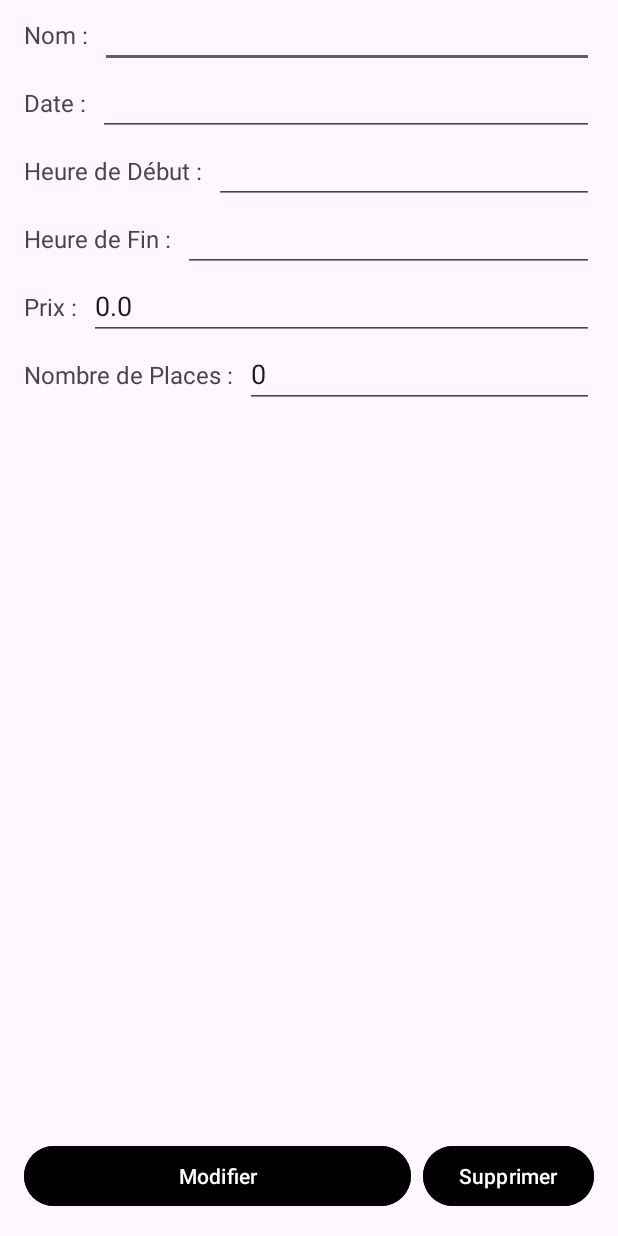
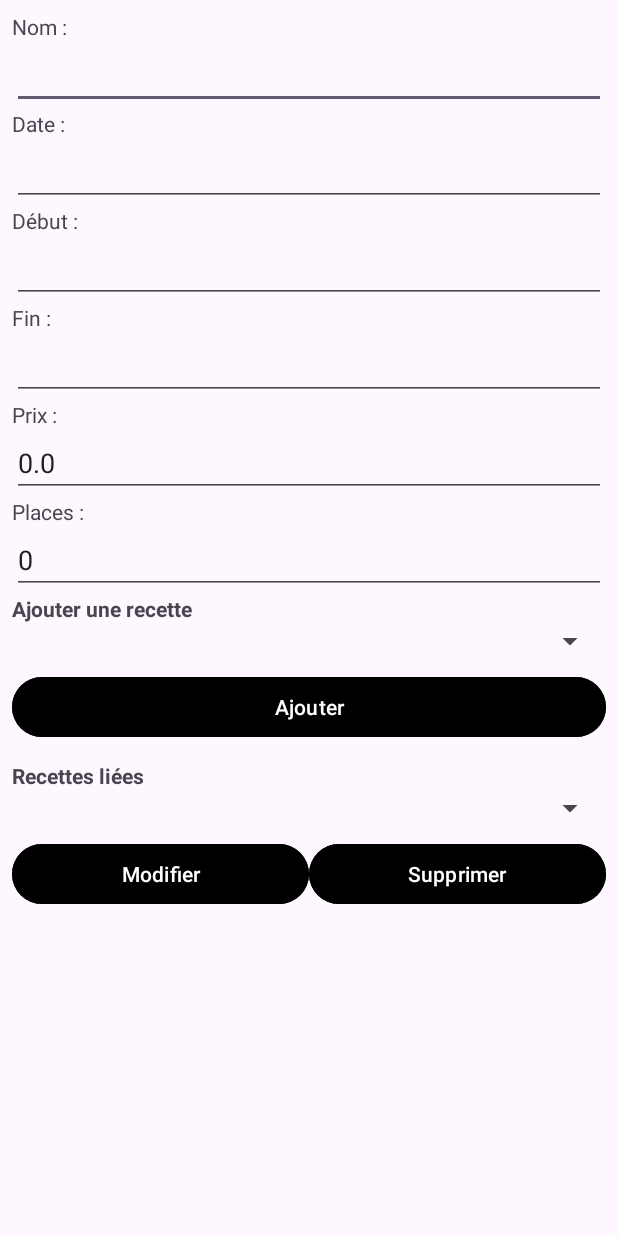
Before and after one commit to ErwanDemay/ProjetAgile_android, an Android app: the ModifierSessionActivity screen opened directly, with no data from a screen before it, on a phone screen of 412 x 824 dp. Run offline under Robolectric (Android 15) with nearby library versions, the phone set to English and light mode, and no system bars.

Commit message:
ajout de recettes a session , affichage des recettees liées a la session actuelle

```diff
--- a/app/src/main/java/com/example/projetagile/controleur/sessions/ModifierSessionActivity.java
+++ b/app/src/main/java/com/example/projetagile/controleur/sessions/ModifierSessionActivity.java
@@ -5,27 +5,39 @@ import androidx.appcompat.app.AppCompatActivity;
 import android.content.Intent;
 import android.os.Bundle;
 import android.view.View;
+import android.widget.ArrayAdapter;
 import android.widget.EditText;
 import android.widget.Button;
 import android.widget.Toast;
+import android.widget.Spinner;
 
 import com.example.projetagile.R;
+import com.example.projetagile.modele.ProposerDAO;
+import com.example.projetagile.modele.Recette;
+import com.example.projetagile.modele.RecetteDAO;
 import com.example.projetagile.modele.SessionDAO;
-import com.example.projetagile.controleur.sessions.ConsultSessionActivity;
+
+import java.util.List;
+import java.util.ArrayList;
 
 public class ModifierSessionActivity extends AppCompatActivity {
 
-    Button buttonModifier, buttonASupprimer;
+    Button buttonModifier, buttonASupprimer, buttonAjouterRecette;
     EditText editTextNom, editTextDate, editTextHeureDebut, editTextHeureFin, editTextPrix, editTextNbPlaces;
+    Spinner spinnerRecettes, spinnerRecettesLiees;
     int idSession;
+
+    List<Recette> toutesLesRecettes;
 
     @Override
     protected void onCreate(Bundle savedInstanceState) {
         super.onCreate(savedInstanceState);
         setContentView(R.layout.activity_modifier_session);
 
+        // Récupérer les vues
         buttonModifier = findViewById(R.id.buttonModifier);
         buttonASupprimer = findViewById(R.id.buttonASupprimer);
+        buttonAjouterRecette = findViewById(R.id.buttonAjouterRecette);
 
         editTextNom = findViewById(R.id.editTextNom);
         editTextDate = findViewById(R.id.editTextDate);
@@ -33,8 +45,10 @@ public class ModifierSessionActivity extends AppCompatActivity {
         editTextHeureFin = findViewById(R.id.editTextHeureFin);
         editTextPrix = findViewById(R.id.editTextPrix);
         editTextNbPlaces = findViewById(R.id.editTextNbPlaces);
+        spinnerRecettes = findViewById(R.id.spinnerRecettesSession);
+        spinnerRecettesLiees = findViewById(R.id.spinnerRecettesLiees);
 
-        // Récupération des données
+        // Récupération des données envoyées à l'activité
         Intent intent = getIntent();
         if (intent != null) {
             idSession = intent.getIntExtra("id", -1);
@@ -46,9 +60,44 @@ public class ModifierSessionActivity extends AppCompatActivity {
             editTextNbPlaces.setText(String.valueOf(intent.getIntExtra("nbPlaces", 0)));
         }
 
-        buttonModifier.setOnClickListener(new View.OnClickListener() {
-            @Override
-            public void onClick(View v) {
+        chargerToutesLesRecettes();
+
+        // Charger les recettes déjà liées à la session
+        loadRecettesLiees();
+
+        buttonModifier.setOnClickListener(v -> {
+            modifierSession();
+        });
+
+        buttonASupprimer.setOnClickListener(v -> {
+            supprimerSession();
+        });
+
+        buttonAjouterRecette.setOnClickListener(v -> {
+            ajouterRecetteASession();
+        });
+    }
+
+    private void ajouterRecetteASession() {
+        int position = spinnerRecettes.getSelectedItemPosition();
+        if (position >= 0 && position < toutesLesRecettes.size()) {
+            Recette recetteSelectionnee = toutesLesRecettes.get(position);
+            ProposerDAO proposerDAO = new ProposerDAO(ModifierSessionActivity.this);
+
+            boolean ajoutOK = proposerDAO.ajouterRecetteASession(recetteSelectionnee.getId(), idSession);
+
+            if (ajoutOK) {
+                Toast.makeText(getApplicationContext(), "Recette ajoutée à la session", Toast.LENGTH_SHORT).show();
+                loadRecettesLiees(); // 🔁 Recharge la liste des recettes liées
+            } else {
+                Toast.makeText(getApplicationContext(), "Erreur : recette déjà liée ou problème d'ajout", Toast.LENGTH_SHORT).show();
+            }
+        }
+    }
+
+
+
+    private void modifierSession(){
         String nouveauNom = editTextNom.getText().toString();
         String nouvelleDate = editTextDate.getText().toString();
         String nouvelleHeureDebut = editTextHeureDebut.getText().toString();
@@ -61,15 +110,11 @@ public class ModifierSessionActivity extends AppCompatActivity {
 
         Toast.makeText(getApplicationContext(), "Session modifiée avec succès", Toast.LENGTH_SHORT).show();
 
-                Intent intent = new Intent(ModifierSessionActivity.this, ConsultSessionActivity.class);
-                startActivity(intent);
+        startActivity(new Intent(ModifierSessionActivity.this, ConsultSessionActivity.class));
         finish();
     }
-        });
 
-        buttonASupprimer.setOnClickListener(new View.OnClickListener() {
-            @Override
-            public void onClick(View v) {
+    private void supprimerSession(){
         new androidx.appcompat.app.AlertDialog.Builder(ModifierSessionActivity.this)
                 .setTitle("Confirmation")
                 .setMessage("Êtes-vous sûr de vouloir supprimer cette session ?")
@@ -79,13 +124,43 @@ public class ModifierSessionActivity extends AppCompatActivity {
 
                     Toast.makeText(getApplicationContext(), "Session supprimée avec succès", Toast.LENGTH_SHORT).show();
 
-                            Intent intent = new Intent(ModifierSessionActivity.this, ConsultSessionActivity.class);
-                            startActivity(intent);
+                    startActivity(new Intent(ModifierSessionActivity.this, ConsultSessionActivity.class));
                     finish();
                 })
                 .setNegativeButton("Non", null)
                 .show();
     }
-        });
+
+
+    private void chargerToutesLesRecettes() {
+        RecetteDAO recetteDAO = new RecetteDAO(this);
+        toutesLesRecettes = recetteDAO.cursorToUtilisateursArrayList();
+
+        List<String> noms = new ArrayList<>();
+        for (Recette r : toutesLesRecettes) {
+            noms.add(r.getLibelle());
+        }
+
+        ArrayAdapter<String> adapter = new ArrayAdapter<>(this, android.R.layout.simple_spinner_item, noms);
+        adapter.setDropDownViewResource(android.R.layout.simple_spinner_dropdown_item);
+        spinnerRecettes.setAdapter(adapter);
+    }
+
+    private void loadRecettesLiees() {
+        ProposerDAO proposerDAO = new ProposerDAO(this);
+        ArrayList<Recette> recettesLiees = proposerDAO.getRecettesPourSession(idSession);
+
+        // Créer une liste de noms de recettes
+        List<String> nomsRecettesLiees = new ArrayList<>();
+        for (Recette recette : recettesLiees) {
+            nomsRecettesLiees.add(recette.getLibelle());
+        }
+
+        // Adapter pour le Spinner
+        ArrayAdapter<String> adapterRecettesLiees = new ArrayAdapter<>(this, android.R.layout.simple_spinner_item, nomsRecettesLiees);
+        adapterRecettesLiees.setDropDownViewResource(android.R.layout.simple_spinner_dropdown_item);
+
+        // Appliquer l'adapter au Spinner
+        spinnerRecettesLiees.setAdapter(adapterRecettesLiees);
     }
 }
--- a/app/src/main/java/com/example/projetagile/modele/BD_SQLiteOpenHelper.java
+++ b/app/src/main/java/com/example/projetagile/modele/BD_SQLiteOpenHelper.java
@@ -57,8 +57,8 @@ public class BD_SQLiteOpenHelper extends SQLiteOpenHelper {
 
     private static final String tableProposer =
             "CREATE TABLE Proposer(\n" +
-            "        id         Int NOT NULL ,\n" +
-            "        id_Session Int NOT NULL\n" +
+            "        id         Int NOT NULL  ,\n" +
+            "        id_Session Int NOT NULL \n" +
             "    ,CONSTRAINT Proposer_PK PRIMARY KEY (id,id_Session)\n" +
             "\n" +
             "    ,CONSTRAINT Proposer_Recette_FK FOREIGN KEY (id) REFERENCES Recette(id)\n" +
@@ -123,11 +123,11 @@ public class BD_SQLiteOpenHelper extends SQLiteOpenHelper {
         db.execSQL(tableProposer);
 
         db.execSQL(jdtUtilisateur);
-        db.execSQL(jdtType);
-        db.execSQL(jdtSession);
-        db.execSQL(jdtRecette);
-        db.execSQL(jdtReserver);
-        db.execSQL(jdtProposer);
+        //db.execSQL(jdtType);
+        //db.execSQL(jdtSession);
+        //db.execSQL(jdtRecette);
+        //db.execSQL(jdtReserver);
+        //db.execSQL(jdtProposer);
 
 
         Log.d("log","base de test cree");
--- /dev/null
+++ b/app/src/main/java/com/example/projetagile/modele/ProposerDAO.java
@@ -0,0 +1,60 @@
+package com.example.projetagile.modele;
+
+import android.content.ContentValues;
+import android.content.Context;
+import android.database.Cursor;
+import android.database.sqlite.SQLiteDatabase;
+
+import java.util.ArrayList;
+
+public class ProposerDAO {
+    private BD_SQLiteOpenHelper accesBD;
+    private SQLiteDatabase bd;
+
+    public ProposerDAO(Context context) {
+        accesBD = new BD_SQLiteOpenHelper(context, "CookFusion", null, 1);
+    }
+
+    public ArrayList<Recette> getRecettesPourSession(int sessionId) {
+        ArrayList<Recette> recettes = new ArrayList<>();
+        bd = accesBD.getReadableDatabase();
+
+        Cursor cursor = bd.rawQuery(
+                "SELECT Recette.id, libelle, description, uneImage, dateAjout, id_Type " +
+                        "FROM Proposer " +
+                        "INNER JOIN Recette ON Proposer.id = Recette.id " +
+                        "WHERE Proposer.id_Session = ?", // toujours à garder
+                new String[]{String.valueOf(sessionId)}
+        );
+
+
+        if (cursor.moveToFirst()) {
+            do {
+                Recette r = new Recette(
+                        cursor.getInt(0),
+                        cursor.getString(1),
+                        cursor.getString(2),
+                        cursor.getString(3),
+                        cursor.getString(4),
+                        cursor.getInt(5)
+                );
+                recettes.add(r);
+            } while (cursor.moveToNext());
+        }
+
+        cursor.close();
+        return recettes;
+    }
+    public boolean ajouterRecetteASession(int idRecette, int idSession) {
+        SQLiteDatabase db = accesBD.getWritableDatabase();
+        ContentValues values = new ContentValues();
+        values.put("id", idRecette);         // id de la recette
+        values.put("id_Session", idSession); // id de la session
+
+        long result = db.insert("Proposer", null, values);
+        db.close();
+
+        return result != -1;
+    }
+
+}
--- a/app/src/main/res/layout/activity_consult_session.xml
+++ b/app/src/main/res/layout/activity_consult_session.xml
@@ -32,6 +32,9 @@
         app:layout_constraintStart_toStartOf="parent"
         app:layout_constraintEnd_toEndOf="parent" />
 
+
+
+
     <ListView
         android:id="@+id/listViewSessions"
         android:layout_width="0dp"
--- a/app/src/main/res/layout/activity_modifier_session.xml
+++ b/app/src/main/res/layout/activity_modifier_session.xml
@@ -1,225 +1,203 @@
-<androidx.constraintlayout.widget.ConstraintLayout xmlns:android="http://schemas.android.com/apk/res/android"
+<androidx.constraintlayout.widget.ConstraintLayout
+    xmlns:android="http://schemas.android.com/apk/res/android"
     xmlns:app="http://schemas.android.com/apk/res-auto"
     xmlns:tools="http://schemas.android.com/tools"
     android:layout_width="match_parent"
     android:layout_height="match_parent"
-    tools:context=".controleur.sessions.ModifierSessionActivity">
+    tools:context=".controleur.sessions.ModifierSessionActivity"
+    android:padding="8dp">
 
-    <!-- TextView pour le champ Nom -->
+    <!-- Nom -->
     <TextView
         android:id="@+id/textViewNom"
         android:layout_width="wrap_content"
         android:layout_height="wrap_content"
         android:text="Nom :"
-        android:textSize="16sp"
-        android:layout_marginStart="16dp"
-        app:layout_constraintStart_toStartOf="parent"
-        app:layout_constraintBaseline_toBaselineOf="@id/editTextNom" />
+        android:textSize="14sp"
+        app:layout_constraintTop_toTopOf="parent"
+        app:layout_constraintStart_toStartOf="parent"/>
 
-    <!-- EditText pour le champ Nom -->
     <EditText
         android:id="@+id/editTextNom"
         android:layout_width="0dp"
         android:layout_height="wrap_content"
-        android:layout_marginStart="8dp"
-        android:layout_marginEnd="16dp"
-        android:inputType="textPersonName"
-        app:layout_constraintStart_toEndOf="@id/textViewNom"
-        app:layout_constraintEnd_toEndOf="parent"
-        app:layout_constraintTop_toTopOf="parent" />
+        android:inputType="text"
+        app:layout_constraintTop_toBottomOf="@id/textViewNom"
+        app:layout_constraintStart_toStartOf="parent"
+        app:layout_constraintEnd_toEndOf="parent"/>
 
-    <!-- Espacement entre les champs -->
-    <View
-        android:layout_width="0dp"
-        android:layout_height="16dp"
-        app:layout_constraintTop_toBottomOf="@id/editTextNom"
-        app:layout_constraintStart_toStartOf="parent"
-        app:layout_constraintEnd_toEndOf="parent" />
-
-    <!-- TextView pour le champ Date -->
+    <!-- Date -->
     <TextView
         android:id="@+id/textViewDate"
         android:layout_width="wrap_content"
         android:layout_height="wrap_content"
         android:text="Date :"
-        android:textSize="16sp"
-        android:layout_marginStart="16dp"
-        app:layout_constraintStart_toStartOf="parent"
-        app:layout_constraintBaseline_toBaselineOf="@id/editTextDate" />
+        android:textSize="14sp"
+        app:layout_constraintTop_toBottomOf="@id/editTextNom"
+        app:layout_constraintStart_toStartOf="parent"/>
 
-    <!-- EditText pour le champ Date -->
     <EditText
         android:id="@+id/editTextDate"
         android:layout_width="0dp"
         android:layout_height="wrap_content"
-        android:layout_marginStart="8dp"
-        android:layout_marginEnd="16dp"
         android:inputType="date"
-        app:layout_constraintStart_toEndOf="@id/textViewDate"
-        app:layout_constraintEnd_toEndOf="parent"
-        app:layout_constraintTop_toBottomOf="@id/editTextNom" />
+        app:layout_constraintTop_toBottomOf="@id/textViewDate"
+        app:layout_constraintStart_toStartOf="parent"
+        app:layout_constraintEnd_toEndOf="parent"/>
 
-    <!-- Espacement entre les champs -->
-    <View
-        android:layout_width="0dp"
-        android:layout_height="16dp"
-        app:layout_constraintTop_toBottomOf="@id/editTextDate"
-        app:layout_constraintStart_toStartOf="parent"
-        app:layout_constraintEnd_toEndOf="parent" />
-
-    <!-- TextView pour le champ Heure de Début -->
+    <!-- Heure Début -->
     <TextView
         android:id="@+id/textViewHeureDebut"
         android:layout_width="wrap_content"
         android:layout_height="wrap_content"
-        android:text="Heure de Début :"
-        android:textSize="16sp"
-        android:layout_marginStart="16dp"
-        app:layout_constraintStart_toStartOf="parent"
-        app:layout_constraintBaseline_toBaselineOf="@id/editTextHeureDebut" />
+        android:text="Début :"
+        android:textSize="14sp"
+        app:layout_constraintTop_toBottomOf="@id/editTextDate"
+        app:layout_constraintStart_toStartOf="parent"/>
 
-    <!-- EditText pour le champ Heure de Début -->
     <EditText
         android:id="@+id/editTextHeureDebut"
         android:layout_width="0dp"
         android:layout_height="wrap_content"
-        android:layout_marginStart="8dp"
-        android:layout_marginEnd="16dp"
         android:inputType="time"
-        app:layout_constraintStart_toEndOf="@id/textViewHeureDebut"
-        app:layout_constraintEnd_toEndOf="parent"
-        app:layout_constraintTop_toBottomOf="@id/editTextDate" />
+        app:layout_constraintTop_toBottomOf="@id/textViewHeureDebut"
+        app:layout_constraintStart_toStartOf="parent"
+        app:layout_constraintEnd_toEndOf="parent"/>
 
-    <!-- Espacement entre les champs -->
-    <View
-        android:layout_width="0dp"
-        android:layout_height="16dp"
-        app:layout_constraintTop_toBottomOf="@id/editTextHeureDebut"
-        app:layout_constraintStart_toStartOf="parent"
-        app:layout_constraintEnd_toEndOf="parent" />
-
-    <!-- TextView pour le champ Heure de Fin -->
+    <!-- Heure Fin -->
     <TextView
         android:id="@+id/textViewHeureFin"
         android:layout_width="wrap_content"
         android:layout_height="wrap_content"
-        android:text="Heure de Fin :"
-        android:textSize="16sp"
-        android:layout_marginStart="16dp"
-        app:layout_constraintStart_toStartOf="parent"
-        app:layout_constraintBaseline_toBaselineOf="@id/editTextHeureFin" />
+        android:text="Fin :"
+        android:textSize="14sp"
+        app:layout_constraintTop_toBottomOf="@id/editTextHeureDebut"
+        app:layout_constraintStart_toStartOf="parent"/>
 
-    <!-- EditText pour le champ Heure de Fin -->
     <EditText
         android:id="@+id/editTextHeureFin"
         android:layout_width="0dp"
         android:layout_height="wrap_content"
-        android:layout_marginStart="8dp"
-        android:layout_marginEnd="16dp"
         android:inputType="time"
-        app:layout_constraintStart_toEndOf="@id/textViewHeureFin"
-        app:layout_constraintEnd_toEndOf="parent"
-        app:layout_constraintTop_toBottomOf="@id/editTextHeureDebut" />
+        app:layout_constraintTop_toBottomOf="@id/textViewHeureFin"
+        app:layout_constraintStart_toStartOf="parent"
+        app:layout_constraintEnd_toEndOf="parent"/>
 
-    <!-- Espacement entre les champs -->
-    <View
-        android:layout_width="0dp"
-        android:layout_height="16dp"
-        app:layout_constraintTop_toBottomOf="@id/editTextHeureFin"
-        app:layout_constraintStart_toStartOf="parent"
-        app:layout_constraintEnd_toEndOf="parent" />
-
-    <!-- TextView pour le champ Prix -->
+    <!-- Prix -->
     <TextView
         android:id="@+id/textViewPrix"
         android:layout_width="wrap_content"
         android:layout_height="wrap_content"
         android:text="Prix :"
-        android:textSize="16sp"
-        android:layout_marginStart="16dp"
-        app:layout_constraintStart_toStartOf="parent"
-        app:layout_constraintBaseline_toBaselineOf="@id/editTextPrix" />
+        android:textSize="14sp"
+        app:layout_constraintTop_toBottomOf="@id/editTextHeureFin"
+        app:layout_constraintStart_toStartOf="parent"/>
 
-    <!-- EditText pour le champ Prix -->
     <EditText
         android:id="@+id/editTextPrix"
         android:layout_width="0dp"
         android:layout_height="wrap_content"
-        android:layout_marginStart="8dp"
-        android:layout_marginEnd="16dp"
         android:inputType="numberDecimal"
-        app:layout_constraintStart_toEndOf="@id/textViewPrix"
-        app:layout_constraintEnd_toEndOf="parent"
-        app:layout_constraintTop_toBottomOf="@id/editTextHeureFin" />
+        app:layout_constraintTop_toBottomOf="@id/textViewPrix"
+        app:layout_constraintStart_toStartOf="parent"
+        app:layout_constraintEnd_toEndOf="parent"/>
 
-    <!-- Espacement entre les champs -->
-    <View
-        android:layout_width="0dp"
-        android:layout_height="16dp"
-        app:layout_constraintTop_toBottomOf="@id/editTextPrix"
-        app:layout_constraintStart_toStartOf="parent"
-        app:layout_constraintEnd_toEndOf="parent" />
-
-    <!-- TextView pour le champ Nombre de Places -->
+    <!-- Nb places -->
     <TextView
         android:id="@+id/textViewNbPlaces"
         android:layout_width="wrap_content"
         android:layout_height="wrap_content"
-        android:text="Nombre de Places :"
-        android:textSize="16sp"
-        android:layout_marginStart="16dp"
-        app:layout_constraintStart_toStartOf="parent"
-        app:layout_constraintBaseline_toBaselineOf="@id/editTextNbPlaces" />
+        android:text="Places :"
+        android:textSize="14sp"
+        app:layout_constraintTop_toBottomOf="@id/editTextPrix"
+        app:layout_constraintStart_toStartOf="parent"/>
 
-    <!-- EditText pour le champ Nombre de Places -->
     <EditText
         android:id="@+id/editTextNbPlaces"
         android:layout_width="0dp"
         android:layout_height="wrap_content"
-        android:layout_marginStart="8dp"
-        android:layout_marginEnd="16dp"
         android:inputType="number"
-        app:layout_constraintStart_toEndOf="@id/textViewNbPlaces"
-        app:layout_constraintEnd_toEndOf="parent"
-        app:layout_constraintTop_toBottomOf="@id/editTextPrix" />
+        app:layout_constraintTop_toBottomOf="@id/textViewNbPlaces"
+        app:layout_constraintStart_toStartOf="parent"
+        app:layout_constraintEnd_toEndOf="parent"/>
 
-    <!-- Espacement entre les champs -->
-    <View
-        android:id="@+id/viewSpacingFinal"
+    <!-- Ajouter recette -->
+    <TextView
+        android:id="@+id/titreAjoutRecette"
+        android:layout_width="wrap_content"
+        android:layout_height="wrap_content"
+        android:text="Ajouter une recette"
+        android:textSize="14sp"
+        android:textStyle="bold"
+        app:layout_constraintTop_toBottomOf="@id/editTextNbPlaces"
+        app:layout_constraintStart_toStartOf="parent"/>
+
+    <Spinner
+        android:id="@+id/spinnerRecettesSession"
         android:layout_width="0dp"
-        android:layout_height="16dp"
-        app:layout_constraintTop_toBottomOf="@id/editTextNbPlaces"
+        android:layout_height="wrap_content"
+        app:layout_constraintTop_toBottomOf="@id/titreAjoutRecette"
         app:layout_constraintStart_toStartOf="parent"
-        app:layout_constraintEnd_toEndOf="parent" />
+        app:layout_constraintEnd_toEndOf="parent"/>
 
-    <!-- Button Modifier -->
+    <Button
+        android:id="@+id/buttonAjouterRecette"
+        android:layout_width="0dp"
+        android:layout_height="wrap_content"
+        android:text="Ajouter"
+        android:textSize="14sp"
+        android:layout_marginTop="8dp"
+        android:backgroundTint="@color/black"
+        android:textColor="@android:color/white"
+        app:layout_constraintTop_toBottomOf="@id/spinnerRecettesSession"
+        app:layout_constraintStart_toStartOf="parent"
+        app:layout_constraintEnd_toEndOf="parent"/>
+
+    <!-- Recettes liées -->
+    <TextView
+        android:id="@+id/titreRecettesLiees"
+        android:layout_width="wrap_content"
+        android:layout_height="wrap_content"
+        android:text="Recettes liées"
+        android:textSize="14sp"
+        android:textStyle="bold"
+        android:layout_marginTop="12dp"
+        app:layout_constraintTop_toBottomOf="@id/buttonAjouterRecette"
+        app:layout_constraintStart_toStartOf="parent"/>
+
+    <Spinner
+        android:id="@+id/spinnerRecettesLiees"
+        android:layout_width="0dp"
+        android:layout_height="wrap_content"
+        app:layout_constraintTop_toBottomOf="@id/titreRecettesLiees"
+        app:layout_constraintStart_toStartOf="parent"
+        app:layout_constraintEnd_toEndOf="parent"/>
+
+    <!-- Modifier / Supprimer -->
     <Button
         android:id="@+id/buttonModifier"
         android:layout_width="0dp"
         android:layout_height="wrap_content"
-        android:layout_marginStart="16dp"
-        android:layout_marginEnd="8dp"
-        android:layout_marginBottom="16dp"
+        android:text="Modifier"
+        android:textSize="14sp"
+        android:layout_marginTop="8dp"
         android:backgroundTint="@color/black"
-        android:text="Modifier"
         android:textColor="@android:color/white"
+        app:layout_constraintTop_toBottomOf="@id/spinnerRecettesLiees"
         app:layout_constraintStart_toStartOf="parent"
-        app:layout_constraintEnd_toStartOf="@id/buttonASupprimer"
-        app:layout_constraintBottom_toBottomOf="parent" />
+        app:layout_constraintEnd_toStartOf="@id/buttonASupprimer"/>
 
-    <!-- Button Supprimer -->
     <Button
         android:id="@+id/buttonASupprimer"
         android:layout_width="0dp"
         android:layout_height="wrap_content"
-        android:layout_marginStart="8dp"
-        android:layout_marginEnd="16dp"
-        android:layout_marginBottom="16dp"
+        android:text="Supprimer"
+        android:textSize="14sp"
+        android:layout_marginTop="8dp"
         android:backgroundTint="@color/black"
-        android:text="Supprimer"
         android:textColor="@android:color/white"
-        app:layout_constraintStart_toEndOf="@id/buttonAjouter"
-        app:layout_constraintEnd_toEndOf="parent"
-        app:layout_constraintBottom_toBottomOf="parent" />
+        app:layout_constraintTop_toBottomOf="@id/spinnerRecettesLiees"
+        app:layout_constraintStart_toEndOf="@id/buttonModifier"
+        app:layout_constraintEnd_toEndOf="parent"/>
 
 </androidx.constraintlayout.widget.ConstraintLayout>
```
Lines whose indentation alone changed are shown as unchanged.
